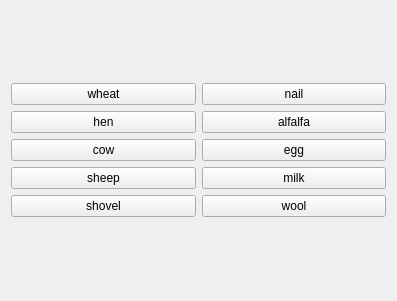
slotfi909/heyDay, file store.ui: the form before one commit.
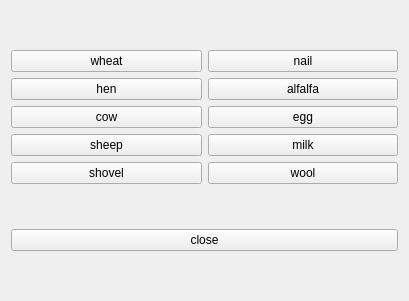
The form after the commit.

Commit message: store ready to use

The edit to the form file:
```diff
--- a/store.ui
+++ b/store.ui
@@ -6,7 +6,7 @@
    <rect>
     <x>0</x>
     <y>0</y>
-    <width>397</width>
+    <width>409</width>
     <height>301</height>
    </rect>
   </property>
@@ -88,6 +88,13 @@
      </item>
     </layout>
    </item>
+   <item>
+    <widget class="QPushButton" name="pushButton_11">
+     <property name="text">
+      <string>close</string>
+     </property>
+    </widget>
+   </item>
   </layout>
  </widget>
  <resources/>
```
Left out of the diff: 74 changed lines with no effect on the pictures. The commit also changes 3 other files.
